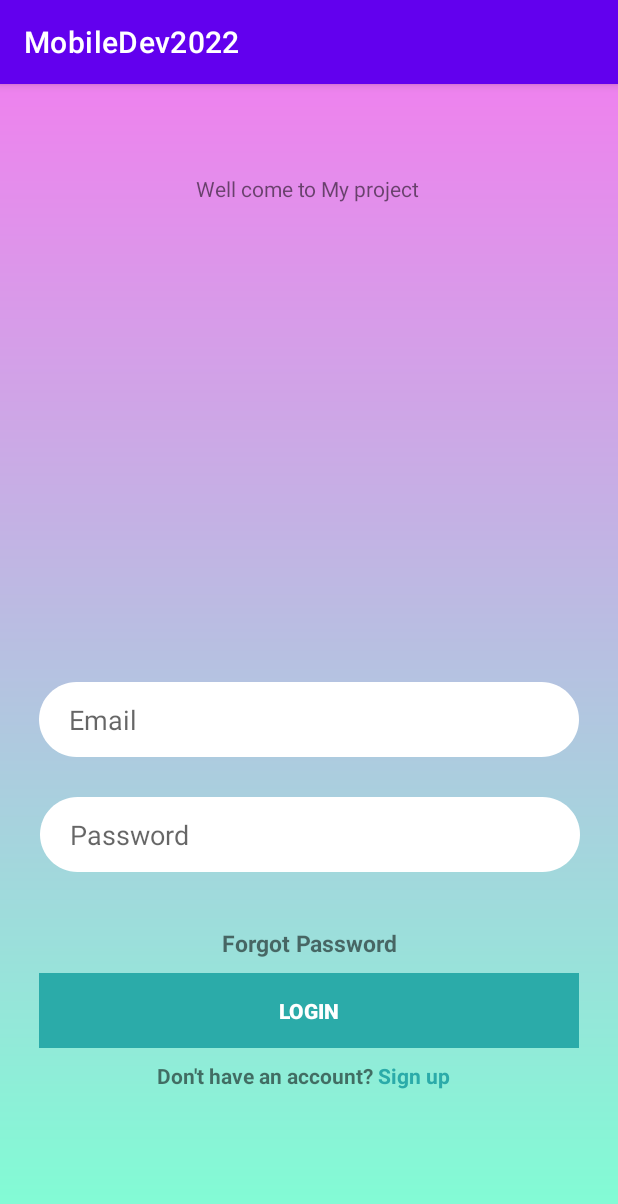
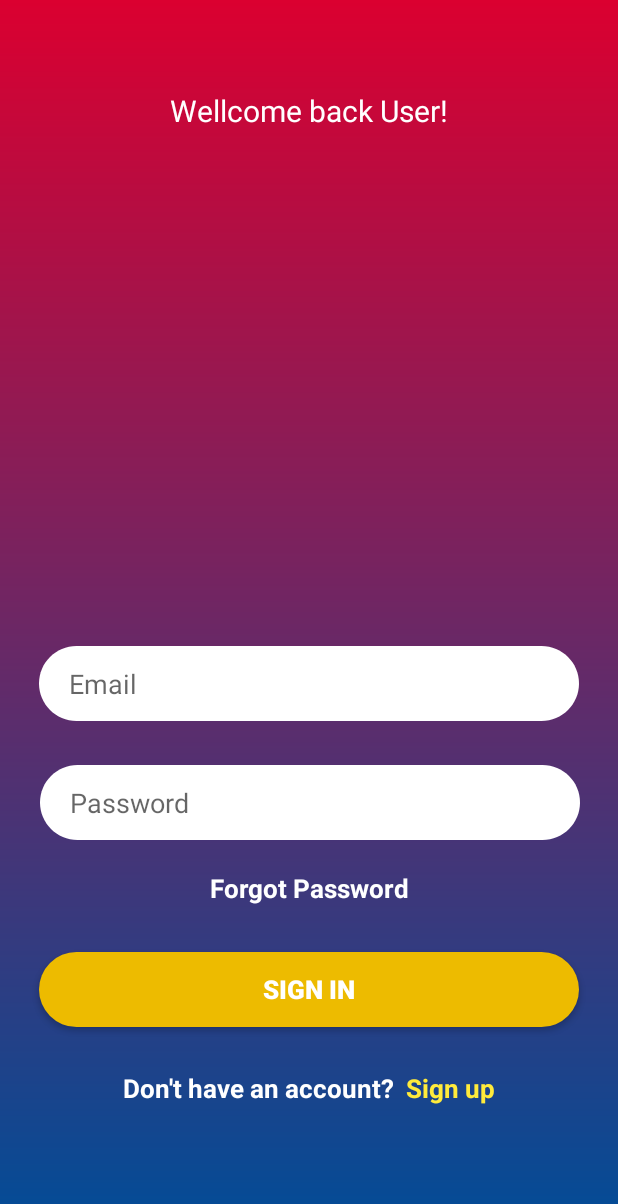
Before and after one commit to nhathuy19135/MobileDev2022, an Android app: the screen it shows after launch (MainActivity), on a phone screen of 412 x 824 dp. Shown: the top 1204 px of the screen. Run offline under Robolectric (Android 15) with nearby library versions, the phone set to English and light mode, and no system bars; our stand-ins replace Firebase (no records; nobody signed in at launch, a user with empty details on screens opened directly).

Commit message:
updateLoginUI

```diff
--- a/app/src/main/java/com/example/mobiledev2022/MainActivity.java
+++ b/app/src/main/java/com/example/mobiledev2022/MainActivity.java
@@ -32,6 +32,7 @@ public class MainActivity extends AppCompatActivity {
     protected void onCreate(Bundle savedInstanceState) {
         super.onCreate(savedInstanceState);
         setContentView(R.layout.activity_main);
+        getSupportActionBar().hide();
         buttonSignIn = findViewById(R.id.buttonSignIn);
         textView = findViewById(R.id.textView);
         email= findViewById(R.id.edit_email);
@@ -66,6 +67,13 @@ public class MainActivity extends AppCompatActivity {
                 email.setVisibility(View.VISIBLE);
                 buttonSignIn.setText("Sign In");
                 textView.setText("Already have an account");
+            }
+        });
+
+        findViewById(R.id.sign_up_text).setOnClickListener(new View.OnClickListener() {
+            @Override
+            public void onClick(View v) {
+                startActivity(new Intent(getApplicationContext(), SignUpActivity.class));
             }
         });
 
--- a/app/src/main/res/drawable-v24/login_btn.xml
+++ b/app/src/main/res/drawable-v24/login_btn.xml
@@ -1,23 +1,11 @@
-<vector
-    xmlns:android="http://schemas.android.com/apk/res/android"
-    xmlns:aapt="http://schemas.android.com/aapt"
-    android:width="360dp"
-    android:height="70dp"
-    android:viewportWidth="360"
-    android:viewportHeight="70"
-    >
 
-    <group>
-
-        <clip-path
-            android:pathData="M0 0H360V70H0V0Z"
-            />
-
-        <path
-            android:pathData="M0 0V70H360V0"
-            android:fillColor="#2baba9"
-            />
-
-    </group>
-
-</vector>
+<shape xmlns:android="http://schemas.android.com/apk/res/android"
+    android:padding="10dp"
+    android:shape="rectangle">
+    <solid android:color="@color/buttonlogin" />
+    <corners
+        android:bottomLeftRadius="500dp"
+        android:bottomRightRadius="500dp"
+        android:topLeftRadius="500dp"
+        android:topRightRadius="500dp" />
+</shape>
--- /dev/null
+++ b/app/src/main/res/drawable/ic_baseline_keyboard.xml
@@ -0,0 +1,5 @@
+<vector android:height="24dp" android:tint="#000000"
+    android:viewportHeight="24" android:viewportWidth="24"
+    android:width="24dp" xmlns:android="http://schemas.android.com/apk/res/android">
+    <path android:fillColor="@android:color/white" android:pathData="M21,11H6.83l3.58,-3.59L9,6l-6,6 6,6 1.41,-1.41L6.83,13H21z"/>
+</vector>
--- /dev/null
+++ b/app/src/main/res/drawable/ic_email.xml
@@ -0,0 +1,5 @@
+<vector android:height="24dp" android:tint="#000000"
+    android:viewportHeight="24" android:viewportWidth="24"
+    android:width="24dp" xmlns:android="http://schemas.android.com/apk/res/android">
+    <path android:fillColor="@android:color/white" android:pathData="M20,4L4,4c-1.1,0 -1.99,0.9 -1.99,2L2,18c0,1.1 0.9,2 2,2h16c1.1,0 2,-0.9 2,-2L22,6c0,-1.1 -0.9,-2 -2,-2zM20,8l-8,5 -8,-5L4,6l8,5 8,-5v2z"/>
+</vector>
--- a/app/src/main/res/layout/activity_main.xml
+++ b/app/src/main/res/layout/activity_main.xml
@@ -46,38 +46,45 @@
   <!--      app:layout_constraintTop_toBottomOf="@+id/buttonSignIn" />-->
 
 
+  <LinearLayout
+
+      android:layout_width="match_parent"
+      android:layout_height="wrap_content"
+      android:gravity="center"
+      android:orientation="horizontal"
+      app:layout_constraintBottom_toBottomOf="parent"
+      app:layout_constraintTop_toBottomOf="@+id/buttonSignIn"
+      app:layout_constraintVertical_bias="0.25"
+      tools:layout_editor_absoluteX="0dp">
+
     <TextView
         android:id="@+id/textView3"
         android:layout_width="wrap_content"
         android:layout_height="wrap_content"
         android:text="Don't have an account? "
-      android:textStyle="bold"
-      app:layout_constraintBottom_toBottomOf="parent"
-      app:layout_constraintEnd_toStartOf="@+id/textView4"
-      app:layout_constraintHorizontal_bias="1.0"
-      app:layout_constraintStart_toStartOf="parent"
-      app:layout_constraintTop_toBottomOf="@+id/buttonSignIn"
-      app:layout_constraintVertical_bias="0.084" />
+        android:textColor="@color/white"
+        android:textSize="17sp"
+        android:textStyle="bold" />
 
     <TextView
-      android:id="@+id/textView4"
+        android:id="@+id/sign_up_text"
         android:layout_width="wrap_content"
         android:layout_height="wrap_content"
-      android:layout_marginEnd="112dp"
+        android:layout_marginStart="4dp"
         android:text="Sign up"
-      android:textColor="#2baba9"
-      android:textStyle="bold"
-      app:layout_constraintBottom_toBottomOf="parent"
-      app:layout_constraintEnd_toEndOf="parent"
-      app:layout_constraintTop_toBottomOf="@+id/buttonSignIn"
-      app:layout_constraintVertical_bias="0.084" />
+        android:textColor="#FFEB3B"
+        android:textSize="17sp"
+        android:textStyle="bold" />
+
+  </LinearLayout>
 
   <androidx.appcompat.widget.AppCompatButton
       android:id="@+id/buttonSignIn"
       android:layout_width="360dp"
       android:layout_height="50dp"
       android:background="@drawable/login_btn"
-      android:text="Login"
+      android:text="Sign In"
+      android:textSize="17sp"
       android:textColor="@color/white"
       android:textStyle="bold"
       app:layout_constraintBottom_toBottomOf="parent"
@@ -92,21 +99,24 @@
       android:layout_height="wrap_content"
       android:text="Forgot Password"
       android:textAlignment="center"
-      android:textSize="15sp"
+      android:textSize="17sp"
       android:textStyle="bold"
+      android:textColor="@color/white"
       app:layout_constraintBottom_toTopOf="@+id/buttonSignIn"
       app:layout_constraintTop_toBottomOf="@+id/userPassword"
-      app:layout_constraintVertical_bias="0.8"
+      app:layout_constraintVertical_bias="0.4"
       tools:layout_editor_absoluteX="0dp"></TextView>
-
+s
   <TextView
       android:id="@+id/textView"
       android:layout_width="wrap_content"
       android:layout_height="wrap_content"
       android:layout_marginTop="60dp"
-      android:text="Well come to My project"
+      android:text="Wellcome back User!"
+      android:textSize="20sp"
+      android:textColor="@color/white"
       app:layout_constraintEnd_toEndOf="parent"
-      app:layout_constraintHorizontal_bias="0.498"
+      app:layout_constraintHorizontal_bias="0.5"
       app:layout_constraintStart_toStartOf="parent"
       app:layout_constraintTop_toTopOf="parent" />
 
--- a/app/src/main/res/values/colors.xml
+++ b/app/src/main/res/values/colors.xml
@@ -7,9 +7,9 @@
     <color name="teal_700">#FF018786</color>
     <color name="black">#FF000000</color>
     <color name="white">#FFFFFFFF</color>
-    <color name="backgroundStartColor">#EE82EE</color>
-    <color name="backgroundEndColor">#7FFFD4</color>
-    <color name="buttonlogin">#40E0D0</color>
+    <color name="backgroundStartColor">#db0030</color>
+    <color name="backgroundEndColor">#004d98</color>
+    <color name="buttonlogin">#edbb00</color>
     <color name="title_homepage">#DAA520</color>
     <color name="background_toolbar_homepage">#F6F7F5</color>
     <color name="title_toolbar_homepage">#000000</color>
```
Also changed, not shown: app/src/main/AndroidManifest.xml (+5 -4 lines), app/src/main/java/com/example/mobiledev2022/SignUpActivity.java (added, +32 -0 lines), app/src/main/res/drawable/background_si_input.xml (added, +14 -0 lines), app/src/main/res/layout/activity_sign_up.xml (added, +349 -0 lines), app/src/main/res/layout/fragment_home.xml (+10 -5 lines). Lines whose indentation alone changed are shown as unchanged.
